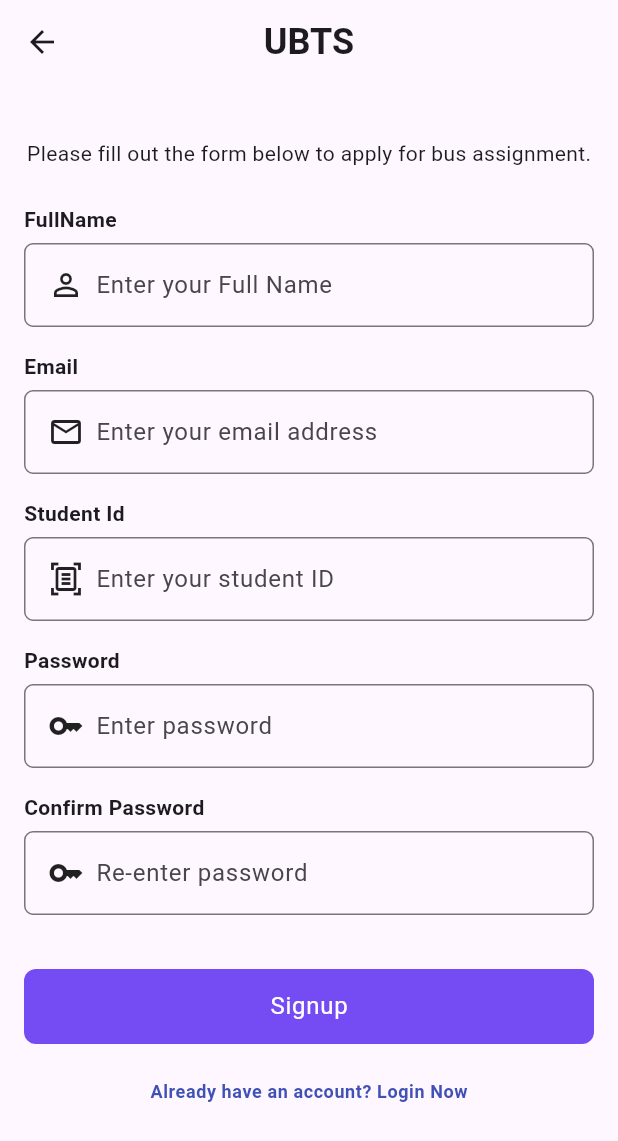
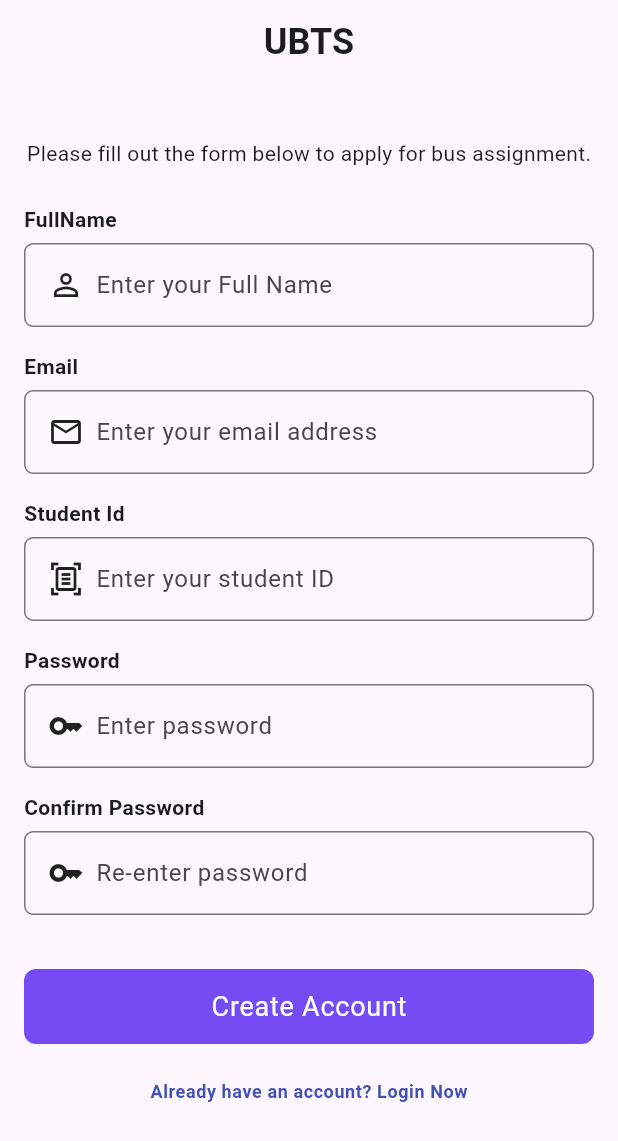
Before and after one commit to itsakhlaqahmed/ubts_fyp, a Flutter app: the SignupPage screen opened directly, on a phone screen of 412 x 824 dp. Shown: the top 1141 px of the screen. Run offline on Flutter 3.47's test engine with Material 3 defaults, Android fonts, the phone set to English and light mode, and no system bars; drawn by our look-alikes of flutter_animate; our stand-ins replace cloud_firestore, email_validator, firebase_auth, firebase_core, shared_preferences; accounts and stored records are empty.

Commit message:
fixed bugs

```diff
--- /dev/null
+++ b/lib/models/user.dart
@@ -0,0 +1,8 @@
+enum User {
+  fullName,
+  email,
+  studentId,
+  password,
+  busRoute,
+  busStop,
+}
--- a/lib/pages/signup.dart
+++ b/lib/pages/signup.dart
@@ -1,4 +1,5 @@
 import 'package:flutter/material.dart';
+import 'package:ubts_fyp/models/user.dart';
 import 'package:ubts_fyp/widgets/bus_route.dart';
 import 'package:ubts_fyp/widgets/bus_stop.dart';
 import 'package:ubts_fyp/widgets/signup_form.dart';
@@ -26,15 +27,14 @@ class _SignupPageState extends State<SignupPage> {
     BusStop(from: 'Baldia Town', to: 'Steel Town'),
   ];
 
-  void _clickSignup(Map<String, String> formData) async {
+  void _clickSignup(Map<User, String> formData) async {
     signupData = {
-      ...formData,
+      // ...formData,
     };
 
     setState(() {
       activeFormIndex = 1;
     });
-
   }
 
   void _selectRoute(String route) {
@@ -53,7 +53,7 @@ class _SignupPageState extends State<SignupPage> {
       'busStop': busStop,
     };
     setState(() {
-      activeFormIndex = 3;
+      // activeFormIndex = 3;
     });
 
     // _saveUserData();
@@ -82,8 +82,11 @@ class _SignupPageState extends State<SignupPage> {
     }
   }
 
-  Future<void> _saveUserData() async {
-
+  Future<void> saveUserData() async {
+    FirestoreService().addUserData(
+      id: 'id',
+      userData: signupData,
+    );
   }
 
   @override
@@ -110,7 +113,9 @@ class _SignupPageState extends State<SignupPage> {
 
     return Scaffold(
       appBar: AppBar(
-        leading: IconButton(
+        leading: activeFormIndex == 0
+            ? null
+            : IconButton(
                 onPressed: () {
                   setState(() {
                     if (activeFormIndex > 0) {
--- a/lib/widgets/bus_route.dart
+++ b/lib/widgets/bus_route.dart
@@ -29,10 +29,10 @@ class _BusRoutePanelState extends State<BusRoutePanel> {
     return Animate(
       effects: const [
         SlideEffect(
-          duration: Duration(milliseconds: 300),
+          duration: Duration(milliseconds: 200),
           begin: Offset(3, 0),
           curve: Curves.easeOutCubic,
-        )
+        ),
       ],
       child: Column(
         crossAxisAlignment: CrossAxisAlignment.start,
--- a/lib/widgets/signup_form.dart
+++ b/lib/widgets/signup_form.dart
@@ -1,19 +1,14 @@
-import 'package:email_validator/email_validator.dart';
 import 'package:flutter/material.dart';
+import 'package:flutter_animate/flutter_animate.dart';
+import 'package:ubts_fyp/models/user.dart';
 import 'package:ubts_fyp/pages/login.dart';
 import 'package:ubts_fyp/services/auth_service.dart';
 import 'package:ubts_fyp/widgets/custom_snackbar.dart';
+import 'package:email_validator/email_validator.dart';
 import 'package:ubts_fyp/widgets/text_field.dart';
+import 'package:ubts_fyp/widgets/wide_button.dart';
 
 // AIzaSyCUccOgqZ2hXFluNq5lQMDolyt7wWFiDfs
-
-enum User {
-  fullName,
-  email,
-  studentId,
-  password,
-  // confirmPassword, kinda extra field
-}
 
 class SignupForm extends StatefulWidget {
   const SignupForm({
@@ -21,7 +16,7 @@ class SignupForm extends StatefulWidget {
     required this.onClickSignup,
   });
 
-  final Function(Map<String, String> formData) onClickSignup;
+  final Function(Map<User, String> formData) onClickSignup;
 
   @override
   State<StatefulWidget> createState() => _SignupFormState();
@@ -29,55 +24,45 @@ class SignupForm extends StatefulWidget {
 
 class _SignupFormState extends State<SignupForm> {
   final _formKey = GlobalKey<FormState>();
-  Map<User, String?> _userData = {};
-  String _fullName = '';
-  String _email = 'a@gmail.com';
-  String _studentId = '';
-  String _password = '123456';
+  Map<User, String> _userData = {};
   bool _isLoading = false;
 
+  Future<void> _clickSignup() async {
+    // bool validated = _formKey.currentState!.validate();
+    // if (validated) {
+    //   _formKey.currentState!.save();
+    //   try {
+    //     setState(() {
+    //       _isLoading = true;
+    //     });
+    //     final user = await AuthService().createUserWithEmailAndPassword(
+    //       email: _userData[User.email]!,
+    //       password: _userData[User.password]!,
+    //     );
 
-  Future<void> _clickSignup() async {
-    bool validated = _formKey.currentState!.validate();
-    if (validated) {
-      _formKey.currentState!.save();
-      try {
-        setState(() {
-          _isLoading = true;
-        });
-        final user = await AuthService().createUserWithEmailAndPassword(
-          email: _email,
-          password: _password,
-        );
+    widget.onClickSignup(_userData);
 
-        widget.onClickSignup({
-          'fullname': _fullName,
-          'email': _email,
-          'studentId': _studentId,
-          'password': _password,
-        });
+    //     if (user != null) {
+    //       if (!mounted) return;
+    //       CustomSnackBarBuilder().showCustomSnackBar(
+    //         context,
+    //         snackBarType: CustomSnackbar.success,
+    //         text: 'Account created successfully...',
+    //       );
+    //     }
+    //   } catch (err) {
+    //     if (!mounted) return;
+    //     CustomSnackBarBuilder().showCustomSnackBar(
+    //       context,
+    //       snackBarType: CustomSnackbar.error,
+    //       text: err.toString(),
+    //     );
+    //   }
 
-        if (user != null) {
-          if (!mounted) return;
-          CustomSnackBarBuilder().showCustomSnackBar(
-            context,
-            snackBarType: CustomSnackbar.success,
-            text: 'Account created successfully...',
-          );
-        }
-      } catch (err) {
-        if (!mounted) return;
-        CustomSnackBarBuilder().showCustomSnackBar(
-          context,
-          snackBarType: CustomSnackbar.error,
-          text: err.toString(),
-        );
-      }
-
-      setState(() {
-        _isLoading = false;
-      });
-    }
+    //   setState(() {
+    //     _isLoading = false;
+    //   });
+    // }
   }
 
   String? _validateInput(String? value) {
@@ -96,13 +81,14 @@ class _SignupFormState extends State<SignupForm> {
   }
 
   String? _matchPassword(String? value) {
+    var password = _userData[User.password]!;
     if (value == null || value.isEmpty) {
       return 'This field is required.';
     }
-    if (_password.length < 6) {
+    if (password.length < 6) {
       return 'Password is too small (min 6 char)';
     }
-    if (value != _password) {
+    if (value != password) {
       return 'Password doesn\'t match or Password is too small (min 6 char)';
     }
     return null;
@@ -112,15 +98,28 @@ class _SignupFormState extends State<SignupForm> {
     if (value == null || value.isEmpty) {
       return 'This field is required.';
     }
-    // if (!EmailValidator.validate(value)) {
-    //   return 'Please enter a valid email';
-    // }
+    if (!EmailValidator.validate(value)) {
+      return 'Please enter a valid email';
+    }
     return null;
+  }
+
+  void _onPasswordChange(String? value) {
+    _userData[User.password] = value ?? '';
   }
 
   @override
   Widget build(BuildContext context) {
-    return Column(
+    return Animate(
+      effects: const [
+        FadeEffect(duration: Durations.short3),
+        ScaleEffect(
+            duration: Durations.short4,
+            alignment: Alignment.center,
+            curve: Curves.easeOutCubic,
+            begin: Offset(.5, .5)),
+      ],
+      child: Column(
         children: [
           const SizedBox(
             height: 36,
@@ -177,6 +176,7 @@ class _SignupFormState extends State<SignupForm> {
                   placeholderText: 'Enter password',
                   placeholderIcon: Icons.key_outlined,
                   hideText: true,
+                  onChanged: _onPasswordChange,
                   onSave: (value) {
                     _saveInput(User.password, value);
                   },
@@ -198,35 +198,10 @@ class _SignupFormState extends State<SignupForm> {
                 const SizedBox(
                   height: 36,
                 ),
-              GestureDetector(
-                onTap: () {
-                  _isLoading ? null : _clickSignup();
-                },
-                child: Container(
-                  width: double.infinity,
-                  height: 50,
-                  decoration: BoxDecoration(
-                    borderRadius: BorderRadius.circular(8),
-                    color: const Color.fromARGB(255, 117, 75, 243),
-                  ),
-                  child: Center(
-                    child: _isLoading
-                        ? const SizedBox(
-                            height: 40,
-                            width: 40,
-                            child: CircularProgressIndicator(
-                              color: Colors.white,
-                            ),
-                          )
-                        : Text(
-                            'Signup',
-                            style:
-                                Theme.of(context).textTheme.bodyLarge!.copyWith(
-                                      color: Colors.white,
-                                    ),
-                          ),
-                  ),
-                ),
+                WideButton(
+                  onSubmitForm: _clickSignup,
+                  buttonText: 'Create Account',
+                  isLoading: _isLoading,
                 ),
               ],
             ),
@@ -254,6 +229,7 @@ class _SignupFormState extends State<SignupForm> {
             height: 24,
           ),
         ],
+      ),
     );
   }
 }
--- a/lib/widgets/text_field.dart
+++ b/lib/widgets/text_field.dart
@@ -6,9 +6,10 @@ class CustomTextFormField extends StatelessWidget {
     required this.label,
     required this.placeholderText,
     required this.placeholderIcon,
-    this.hideText,
     required this.onSave,
     required this.onValidation,
+    this.hideText,
+    this.onChanged,
   });
 
   final String label;
@@ -16,6 +17,7 @@ class CustomTextFormField extends StatelessWidget {
   final IconData placeholderIcon;
   final bool? hideText;
   final void Function(String?) onSave;
+  final void Function(String?)? onChanged;
   final String? Function(String?) onValidation;
 
   @override
@@ -38,6 +40,7 @@ class CustomTextFormField extends StatelessWidget {
           keyboardType: TextInputType.visiblePassword,
           onSaved: onSave,
           validator: onValidation,
+          onChanged: onChanged,
           decoration: InputDecoration(
             label: Row(
               children: [
--- a/lib/widgets/wide_button.dart
+++ b/lib/widgets/wide_button.dart
@@ -3,20 +3,20 @@ import 'package:flutter/material.dart';
 class WideButton extends StatelessWidget {
   const WideButton({
     super.key,
-    required this.isLoading,
+    this.isLoading,
     required this.onSubmitForm,
     required this.buttonText,
   });
 
   final String buttonText;
-  final bool isLoading;
+  final bool? isLoading;
   final Function onSubmitForm;
 
   @override
   Widget build(BuildContext context) {
     return GestureDetector(
       onTap: () {
-        isLoading ? null : onSubmitForm();
+        isLoading ?? false ? null : onSubmitForm();
       },
       child: Container(
         width: double.infinity,
@@ -26,7 +26,7 @@ class WideButton extends StatelessWidget {
           color: const Color.fromARGB(255, 117, 75, 243),
         ),
         child: Center(
-          child: isLoading
+          child: isLoading ?? false
               ? const SizedBox(
                   height: 40,
                   width: 40,
@@ -38,6 +38,7 @@ class WideButton extends StatelessWidget {
                   buttonText,
                   style: Theme.of(context).textTheme.bodyLarge!.copyWith(
                         color: Colors.white,
+                        fontSize: 18,
                       ),
                 ),
         ),
```
Also changed, not shown: lib/pages/login.dart (+12 -1 lines), lib/widgets/bus_stop.dart (+11 -1 lines). Lines whose indentation alone changed are shown as unchanged.
